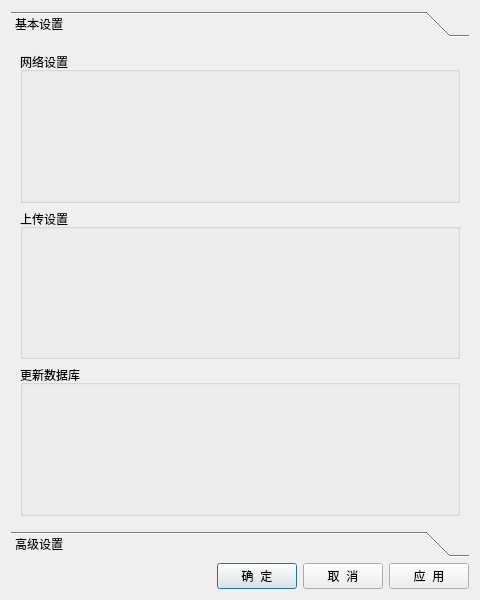
This is src/UILib/setting.ui in zengrx/S.M.A.R.T as Qt 5 draws it before an edit. The edited form follows.
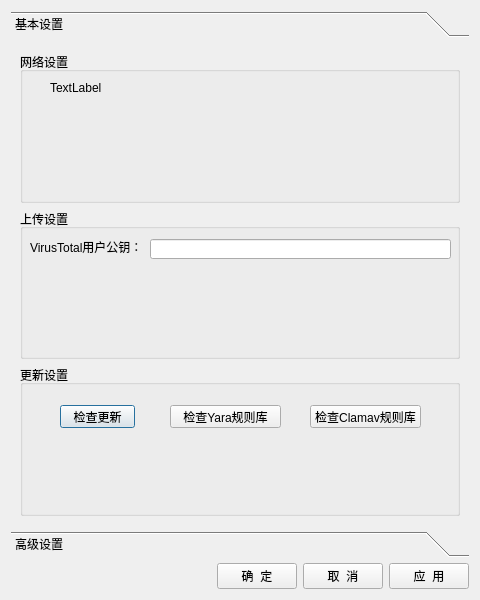
This is the edited form.

Commit message: 更新设置界面（未完成）

What changed in the file:
```diff
--- a/src/UILib/setting.ui
+++ b/src/UILib/setting.ui
@@ -58,6 +58,19 @@
          <property name="title">
           <string>网络设置</string>
          </property>
+         <widget class="QLabel" name="label">
+          <property name="geometry">
+           <rect>
+            <x>30</x>
+            <y>30</y>
+            <width>54</width>
+            <height>12</height>
+           </rect>
+          </property>
+          <property name="text">
+           <string>TextLabel</string>
+          </property>
+         </widget>
         </widget>
        </item>
        <item>
@@ -65,13 +78,75 @@
          <property name="title">
           <string>上传设置</string>
          </property>
+         <widget class="QLabel" name="label_2">
+          <property name="geometry">
+           <rect>
+            <x>10</x>
+            <y>30</y>
+            <width>121</width>
+            <height>16</height>
+           </rect>
+          </property>
+          <property name="text">
+           <string>VirusTotal用户公钥：</string>
+          </property>
+         </widget>
+         <widget class="QLineEdit" name="lineEdit">
+          <property name="geometry">
+           <rect>
+            <x>130</x>
+            <y>30</y>
+            <width>301</width>
+            <height>20</height>
+           </rect>
+          </property>
+         </widget>
         </widget>
        </item>
        <item>
         <widget class="QGroupBox" name="groupBox_3">
          <property name="title">
-          <string>更新数据库</string>
+          <string>更新设置</string>
          </property>
+         <widget class="QPushButton" name="pushButton">
+          <property name="geometry">
+           <rect>
+            <x>40</x>
+            <y>40</y>
+            <width>75</width>
+            <height>23</height>
+           </rect>
+          </property>
+          <property name="text">
+           <string>检查更新</string>
+          </property>
+         </widget>
+         <widget class="QPushButton" name="pushButton_2">
+          <property name="geometry">
+           <rect>
+            <x>150</x>
+            <y>40</y>
+            <width>111</width>
+            <height>23</height>
+           </rect>
+          </property>
+          <property name="text">
+           <string>检查Yara规则库</string>
+          </property>
+         </widget>
+         <widget class="QPushButton" name="pushButton_3">
+          <property name="geometry">
+           <rect>
+            <x>290</x>
+            <y>40</y>
+            <width>111</width>
+            <height>23</height>
+           </rect>
+          </property>
+          <property name="text">
+           <string>检查Clamav规则库</string>
+          </property>
+         </widget>
         </widget>
        </item>
       </layout>
```
Left out of the diff: 39 changed lines with no effect on the pictures. The commit also changes 5 other files.
